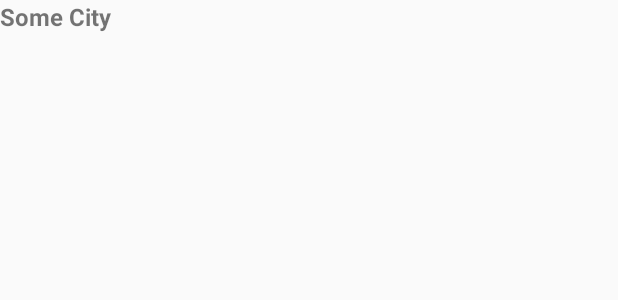
After one commit to toddburgessmedia/GDGWeatherApp, an Android app: the layout fragment_weather_week.xml on its own in the app's theme, with its tools: preview values and no code run, on a phone screen of 412 x 824 dp. The commit adds this screen. Shown: the top 300 px of the screen. Run offline under Robolectric (Android 15) with nearby library versions, the phone set to English and light mode, and no system bars.

Commit message:
create and wire up WeatherWeek fragment

```diff
--- a/app/src/main/java/com/toddburgessmedia/gdgweatherapp/data/week/Main.kt
+++ b/app/src/main/java/com/toddburgessmedia/gdgweatherapp/data/week/Main.kt
@@ -11,7 +11,7 @@ data class Main(
     val pressure: Int,
     val sea_level: Int,
     val temp: Double,
-    val temp_kf: Int,
+    val temp_kf: Double,
     val temp_max: Double,
     val temp_min: Double
 ) : Parcelable
--- /dev/null
+++ b/app/src/main/res/layout/fragment_weather_week.xml
@@ -0,0 +1,16 @@
+<?xml version="1.0" encoding="utf-8"?>
+<LinearLayout xmlns:android="http://schemas.android.com/apk/res/android"
+    android:layout_width="match_parent"
+    android:layout_height="match_parent"
+    android:orientation="vertical">
+
+    <TextView
+        android:layout_width="match_parent"
+        android:layout_height="match_parent"
+        android:text="Some City"
+        android:textStyle="bold"
+        android:textSize="16sp"
+        android:id="@+id/weatherweek_city"
+        />
+
+</LinearLayout>
```
Also changed, not shown: app/src/main/java/com/toddburgessmedia/gdgweatherapp/MainActivity.kt (+8 -2 lines), app/src/main/java/com/toddburgessmedia/gdgweatherapp/view/WeatherWeekFragment.kt (added, +45 -0 lines).
